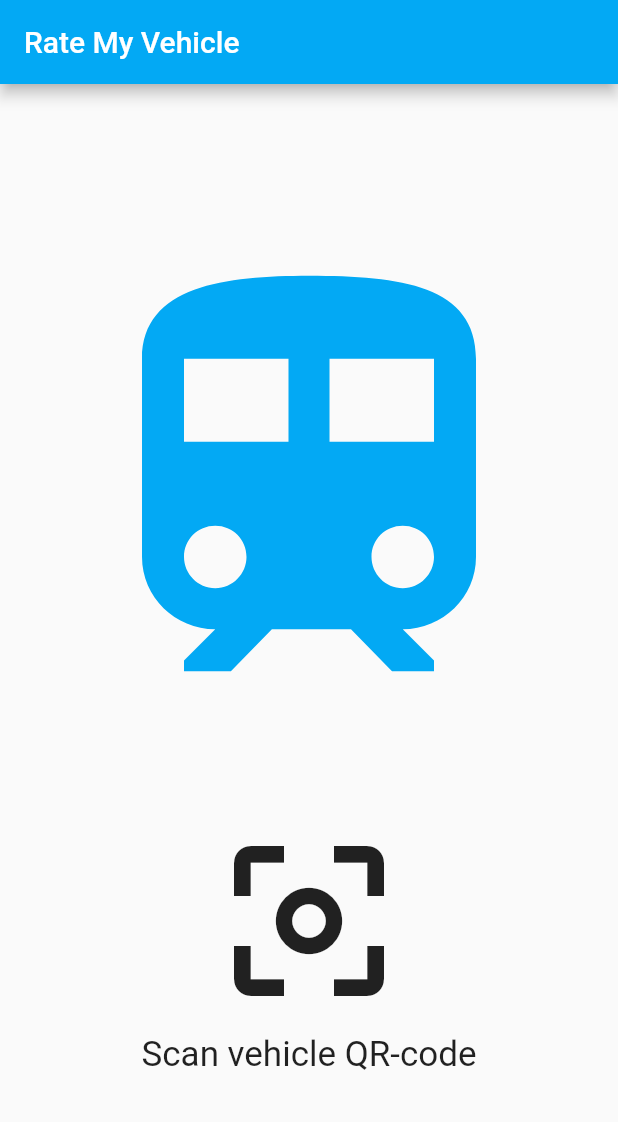
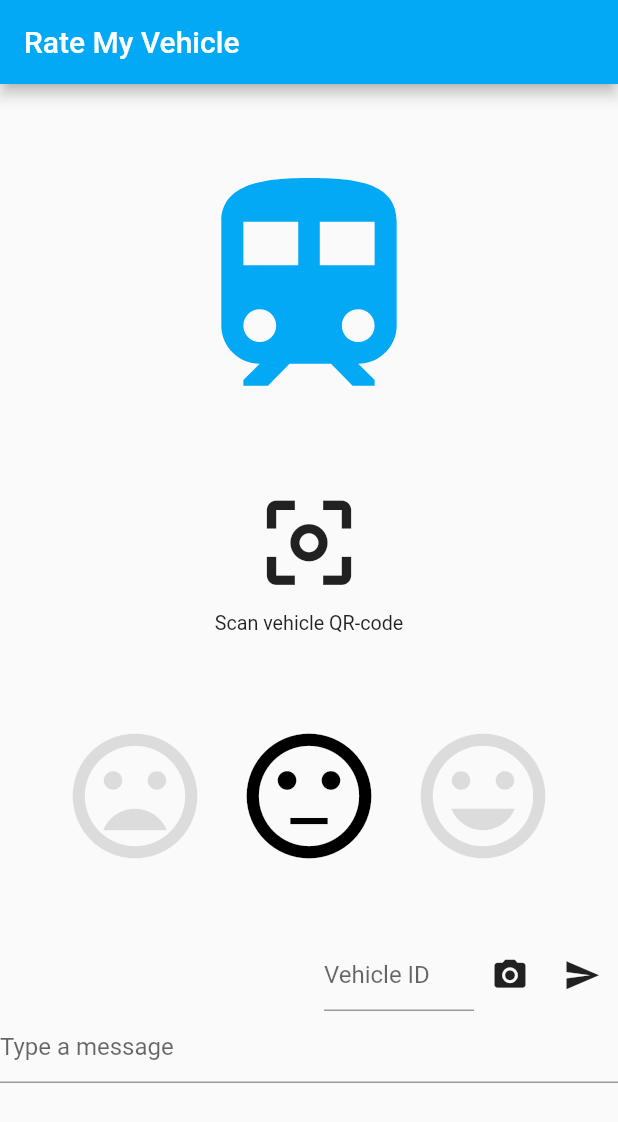
Before and after one commit to ImSythn/Public-Transport-Rating-App-Flutter, a Flutter app: the screen it shows after launch, on a phone screen of 412 x 824 dp. Shown: the top 1122 px of the screen. Run offline on Flutter 3.47's test engine with Material 2 defaults, Android fonts, the phone set to English and light mode, and no system bars; our stand-ins replace image_picker, location; missing offline and left inert: barcode_scan.

Commit message:
aspactratio scaling

```diff
--- a/lib/main.dart
+++ b/lib/main.dart
@@ -19,19 +19,22 @@ class HomePage extends StatelessWidget {
   @override
   Widget build(BuildContext context) {
     queryData = MediaQuery.of(context);
-    double devicePixelRatio = queryData.devicePixelRatio;
+    double scale =
+        MediaQuery.of(context).size.height / MediaQuery.of(context).size.width;
     return MaterialApp(
       home: Scaffold(
         appBar: AppBar(
-            title: Text('Rate My Vehicle'), backgroundColor: Colors.lightBlue),
+          title: Text('Rate My Vehicle'),
+          backgroundColor: Colors.lightBlue,
+        ),
         body: SingleChildScrollView(
           child: Column(
             children: <Widget>[
-              SizedBox(height: 150 / devicePixelRatio),
+              SizedBox(height: 96 / scale),
               VehicleID(),
-              SizedBox(height: 75 / devicePixelRatio),
+              SizedBox(height: 75 / scale),
               QRScanner(),
-              SizedBox(height: 150 / devicePixelRatio),
+              SizedBox(height: 100 / scale),
               ReviewData()
             ],
           ),
@@ -50,12 +53,13 @@ class _VehicleIDState extends State<VehicleID> {
   @override
   Widget build(BuildContext context) {
     queryData = MediaQuery.of(context);
-    double devicePixelRatio = queryData.devicePixelRatio;
+    double scale =
+        MediaQuery.of(context).size.height / MediaQuery.of(context).size.width;
     return Column(
       children: <Widget>[
         Icon(
           Icons.train,
-          size: 500 / devicePixelRatio,
+          size: 350 / scale,
           color: Colors.lightBlue,
         ),
       ],
@@ -79,9 +83,9 @@ class _QRScanner extends State<QRScanner> {
       setState(() {
         cvehicleid.text = '';
       });
-    } on FormatException{
+    } on FormatException {
       setState(() {
-       cvehicleid.text = '';
+        cvehicleid.text = '';
       });
     }
   }
@@ -89,16 +93,17 @@ class _QRScanner extends State<QRScanner> {
   @override
   Widget build(BuildContext context) {
     queryData = MediaQuery.of(context);
-    double devicePixelRatio = queryData.devicePixelRatio;
+    double scale =
+        MediaQuery.of(context).size.height / MediaQuery.of(context).size.width;
     return Column(
       children: <Widget>[
         IconButton(
-          iconSize: 200 / devicePixelRatio,
+          iconSize: 150 / scale,
           icon: Icon(Icons.center_focus_weak),
           onPressed: scanQR,
         ),
         SizedBox(
-            height: 40 / devicePixelRatio,
+            height: 30 / scale,
             child: FittedBox(
                 child: Text(
               'Scan vehicle QR-code',
@@ -151,16 +156,17 @@ class _ReviewData extends State<ReviewData> {
   @override
   Widget build(BuildContext context) {
     queryData = MediaQuery.of(context);
-    double devicePixelRatio = queryData.devicePixelRatio;
+    double scale =
+        MediaQuery.of(context).size.height / MediaQuery.of(context).size.width;
     return Column(children: <Widget>[
       Row(
         mainAxisAlignment: MainAxisAlignment.center,
         children: <Widget>[
           IconButton(
-              iconSize: 300 / devicePixelRatio,
+              iconSize: 200 / scale,
               icon: Icon(
                 Icons.mood_bad,
-                size: 300 / devicePixelRatio,
+                size: 200 / scale,
                 color: buttonColor[0],
               ),
               onPressed: () {
@@ -170,10 +176,10 @@ class _ReviewData extends State<ReviewData> {
                 });
               }),
           IconButton(
-              iconSize: 300 / devicePixelRatio,
+              iconSize: 200 / scale,
               icon: Icon(
                 Icons.sentiment_neutral,
-                size: 300 / devicePixelRatio,
+                size: 200 / scale,
                 color: buttonColor[1],
               ),
               onPressed: () {
@@ -183,10 +189,10 @@ class _ReviewData extends State<ReviewData> {
                 });
               }),
           IconButton(
-              iconSize: 300 / devicePixelRatio,
+              iconSize: 200 / scale,
               icon: Icon(
                 Icons.mood,
-                size: 300 / devicePixelRatio,
+                size: 200 / scale,
                 color: buttonColor[2],
               ),
               onPressed: () {
@@ -197,12 +203,12 @@ class _ReviewData extends State<ReviewData> {
               })
         ],
       ),
-      SizedBox(height: 75 / devicePixelRatio),
+      SizedBox(height: 75 / scale),
       Row(
         mainAxisAlignment: MainAxisAlignment.end,
         children: <Widget>[
           Container(
-              width: 280 / devicePixelRatio,
+              width: 200 / scale,
               child: TextField(
                 controller: cvehicleid,
                 decoration: InputDecoration(hintText: "Vehicle ID"),
@@ -210,10 +216,10 @@ class _ReviewData extends State<ReviewData> {
               )),
           CameraPicker(),
           IconButton(
-              iconSize: 75 / devicePixelRatio,
+              iconSize: 50 / scale,
               icon: Icon(
                 Icons.send,
-                size: 75 / devicePixelRatio,
+                size: 50 / scale,
               ),
               onPressed: () {
                 addData();
@@ -235,8 +241,6 @@ class CameraPicker extends StatefulWidget {
   _CameraPicker createState() => _CameraPicker();
 }
 
-String img_path;
-
 class _CameraPicker extends State<CameraPicker> {
   picker() async {
     File img = await ImagePicker.pickImage(source: ImageSource.camera);
@@ -248,12 +252,13 @@ class _CameraPicker extends State<CameraPicker> {
   @override
   Widget build(BuildContext context) {
     queryData = MediaQuery.of(context);
-    double devicePixelRatio = queryData.devicePixelRatio;
+    double scale =
+        MediaQuery.of(context).size.height / MediaQuery.of(context).size.width;
     return IconButton(
-      iconSize: 60 / devicePixelRatio,
+      iconSize: 50 / scale,
       icon: Icon(
         Icons.camera_alt,
-        size: 60 / devicePixelRatio,
+        size: 50 / scale,
       ),
       onPressed: picker,
     );
```
